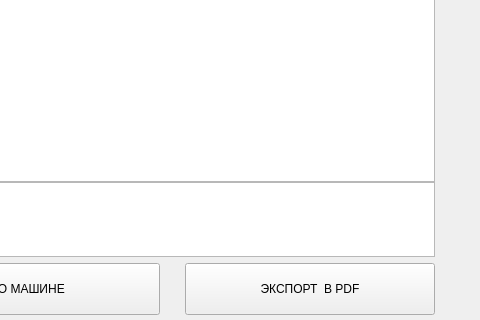
First picture: the form in pages/reportpage.ui, repository emilAIT/ecotaxi-test, before the edit; both pictures show x 800 to 1280 and y 400 to 720 of the 1280 by 720 pixel window.
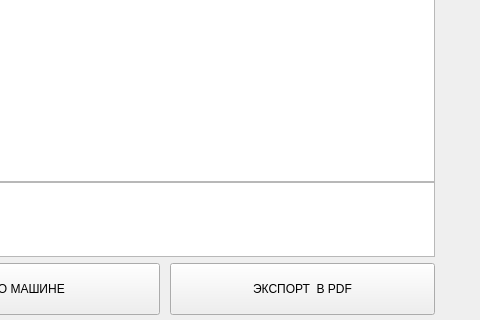
Second picture: the form after the edit.

Patch:
```diff
--- a/pages/reportpage.ui
+++ b/pages/reportpage.ui
@@ -310,7 +310,7 @@
        </property>
       </widget>
      </item>
-     <item alignment="Qt::AlignRight">
+     <item>
       <widget class="QPushButton" name="ToPDFButton">
        <property name="minimumSize">
         <size>
```
Left out of the diff: 26 changed lines with no effect on the pictures.
